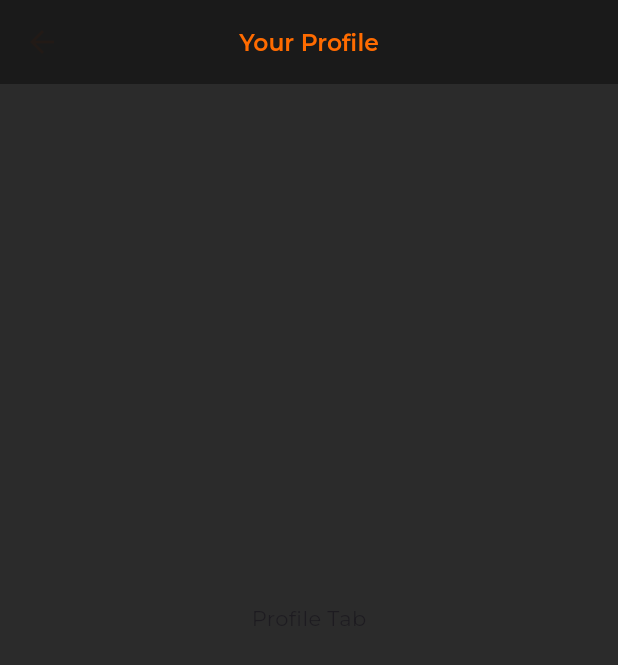
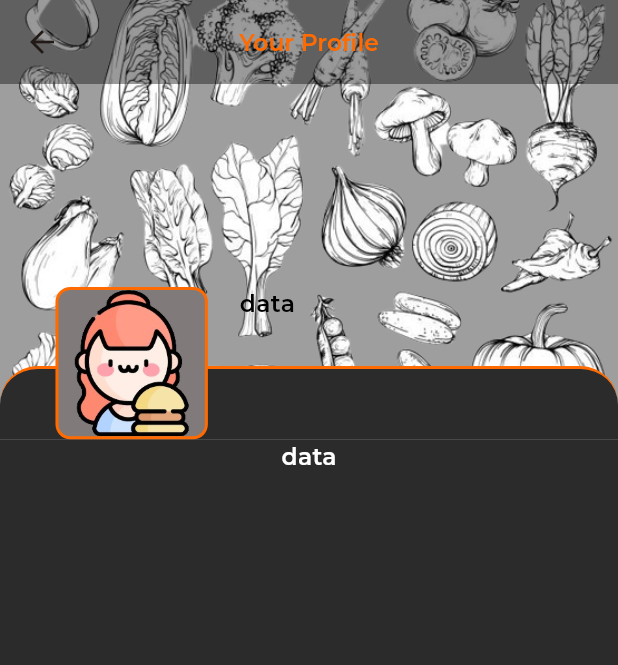
Before and after one commit to quocanh5301/foodie_ui, a Flutter app: the ProfileTab screen opened directly, on a phone screen of 412 x 824 dp. Shown: the top 665 px of the screen. Run offline on Flutter 3.47's test engine with Material 3 defaults, Android fonts, the light colour scheme and no system bars; our stand-ins replace dio, dropdown_button2, easy_refresh, firebase_core, firebase_messaging, firebase_storage and 17 more; missing offline and left inert: dart_jsonwebtoken; accounts and stored records are empty; network calls fail.

Commit message:
basic profile UI

```diff
--- a/lib/core/resource/images.dart
+++ b/lib/core/resource/images.dart
@@ -7,6 +7,7 @@ class AppImage {
   static const String emptyImageRecipe =
       'assets/images/empty_image_recipe.png';
   static const String defaultAvatar = 'assets/images/img_default_avatar.png';
+  static const String profileBackground = 'assets/images/img_profile_background.png';
 
   // icon
   static const String icShowPass = 'assets/images/ic_show_pass.svg';
--- a/lib/feature/home/bookmark_tab/ui/bookmark_tab.dart
+++ b/lib/feature/home/bookmark_tab/ui/bookmark_tab.dart
@@ -64,7 +64,7 @@ class BookmarkRecipeTab extends StatelessWidget {
                       children: [
                         Container(
                           color: const Color.fromARGB(255, 148, 138, 138),
-                          height: AppStyles.height(400),
+                          height: AppStyles.height(280),
                           padding: EdgeInsets.fromLTRB(
                             AppStyles.width(15),
                             AppStyles.width(15),
@@ -88,6 +88,12 @@ class BookmarkRecipeTab extends StatelessWidget {
                                   topLeft: Radius.circular(25),
                                   topRight: Radius.circular(25),
                                 ),
+                                border: BorderDirectional(
+                                  top: BorderSide(
+                                    color: '#FF6B00'.toColor(),
+                                    width: 2,
+                                  ),
+                                ),
                               ),
                             ),
                           ),
@@ -97,7 +103,8 @@ class BookmarkRecipeTab extends StatelessWidget {
                             padding: EdgeInsets.only(
                               top: AppBar().preferredSize.height +
                                   MediaQuery.paddingOf(context).top -
-                                  AppStyles.height(50),
+                                  AppStyles.height(60),
+                              bottom: AppStyles.height(15),
                             ),
                             child: Center(
                               child: Padding(
@@ -142,7 +149,7 @@ class BookmarkRecipeTab extends StatelessWidget {
                                   const VerticalSpace(20),
                             )
                           : SizedBox(
-                              height: AppStyles.screenH / 2.3,
+                              height: AppStyles.screenH / 2,
                               child: Center(
                                 child: Text(
                                   'No recipe found',
--- a/lib/feature/home/profile_tab/ui/widget/profile_tab.dart
+++ b/lib/feature/home/profile_tab/ui/widget/profile_tab.dart
@@ -1,5 +1,9 @@
+import 'package:flutter/cupertino.dart';
 import 'package:flutter/material.dart';
+import 'package:flutter/widgets.dart';
+import 'package:foodie/core/resource/images.dart';
 import 'package:foodie/core/resource/styles.dart';
+import 'package:foodie/feature/home/explore_tab/ui/widget/firebase_image.dart';
 
 class ProfileTab extends StatelessWidget {
   const ProfileTab({super.key});
@@ -19,8 +23,83 @@ class ProfileTab extends StatelessWidget {
         ),
         centerTitle: true,
       ),
-      body: Center(
-        child: Text('Profile Tab'),
+      body: SingleChildScrollView(
+        child: Column(
+          children: [
+            Stack(
+              children: [
+                Container(
+                  width: AppStyles.screenW,
+                  color: Colors.grey,
+                  height: AppStyles.height(300),
+                  child: Image.asset(
+                    AppImage.profileBackground,
+                    fit: BoxFit.cover,
+                  ),
+                ),
+                Positioned.fill(
+                  child: Align(
+                    alignment: Alignment.bottomCenter,
+                    child: Stack(
+                      children: [
+                        Positioned.fill(
+                          child: Align(
+                            alignment: Alignment.bottomCenter,
+                            child: Container(
+                              height: AppStyles.height(50),
+                              decoration: BoxDecoration(
+                                color: '#2b2b2b'.toColor(),
+                                borderRadius: const BorderRadius.only(
+                                  topLeft: Radius.circular(25),
+                                  topRight: Radius.circular(25),
+                                ),
+                                border: BorderDirectional(
+                                  top: BorderSide(
+                                    color: '#FF6B00'.toColor(),
+                                    width: 2,
+                                  ),
+                                ),
+                              ),
+                            ),
+                          ),
+                        ),
+                        Row(
+                          crossAxisAlignment: CrossAxisAlignment.start,
+                          children: [
+                            const HorizontalSpace(35),
+                            Container(
+                              clipBehavior: Clip.hardEdge,
+                              decoration: BoxDecoration(
+                                color: Color.fromARGB(255, 128, 122, 122),
+                                borderRadius: BorderRadius.circular(10),
+                                border: Border.all(
+                                  color: '#FF6B00'.toColor(),
+                                  width: 2,
+                                ),
+                              ),
+                              child: FirebaseImage(
+                                imagePath: '',
+                                emptyImagePath: AppImage.defaultAvatar,
+                                cardHeight: AppStyles.height(100),
+                                cardWidth: AppStyles.height(100),
+                              ),
+                            ),
+                            const HorizontalSpace(20),
+                            Text('data',
+                                style: AppStyles.f16sb()
+                                    .copyWith(color: Colors.black)),
+                          ],
+                        ),
+                      ],
+                    ),
+                  ),
+                ),
+              ],
+            ),
+            Text('data',
+                style: AppStyles.f16sb().copyWith(color: Colors.white)),
+          ],
+        ),
       ),
     );
   }
```
Also changed, not shown: assets/images/img_profile_background.png (added).
